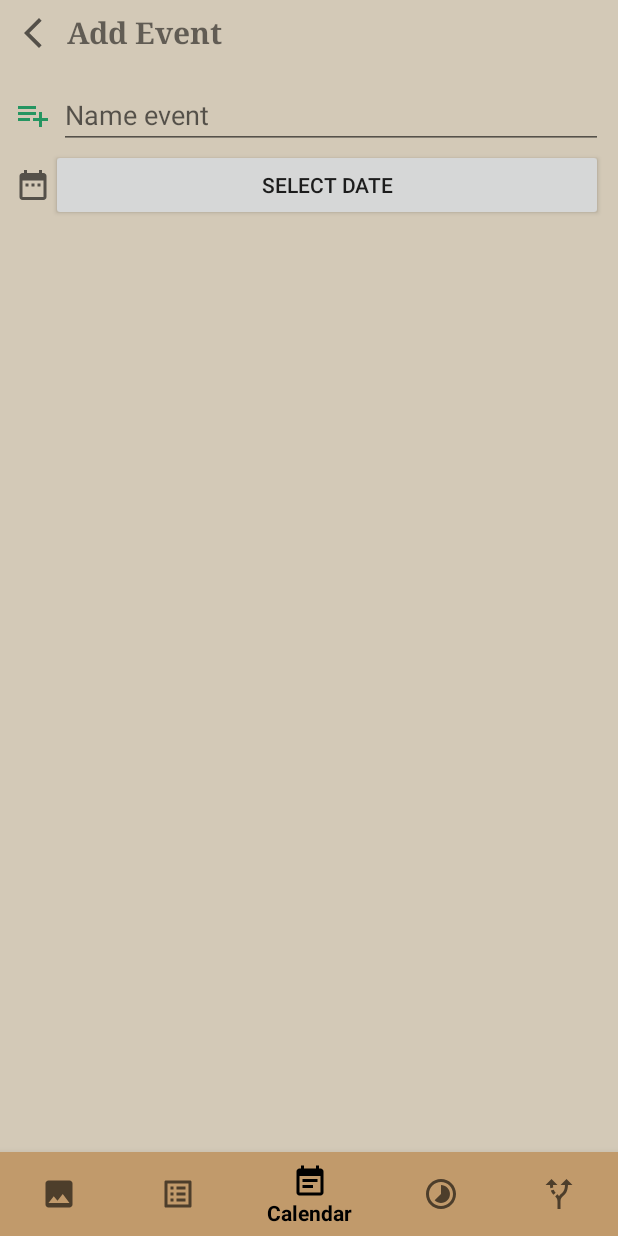
After one commit to YingzeHou/FinalApp, an Android app: the fragment CountdownAddEventFrag placed in its activity, on a phone screen of 412 x 824 dp. The commit adds this screen. Run offline under Robolectric (Android 15) with nearby library versions, the phone set to English and light mode, and no system bars; libraries missing offline, so code that uses them is left out: top.defaults.colorpicker.

Commit message:
In calender:  - CountdownAddEventFrag button

```diff
--- /dev/null
+++ b/app/src/main/java/com/example/finalapp/CountDown/CountdownAddEventFrag.java
@@ -0,0 +1,89 @@
+package com.example.finalapp.CountDown;
+
+import android.graphics.Color;
+import android.os.Bundle;
+
+import android.view.LayoutInflater;
+import android.view.View;
+import android.view.ViewGroup;
+import android.widget.Button;
+import android.widget.ImageButton;
+
+import androidx.fragment.app.Fragment;
+import androidx.fragment.app.FragmentManager;
+import androidx.fragment.app.FragmentTransaction;
+
+import com.example.finalapp.R;
+
+import top.defaults.colorpicker.ColorPickerPopup;
+
+/**
+ * A simple {@link Fragment} subclass.
+ * Use the {@link CountdownAddEventFrag#newInstance} factory method to
+ * create an instance of this fragment.
+ */
+public class CountdownAddEventFrag extends Fragment {
+
+    // TODO: Rename parameter arguments, choose names that match
+    // the fragment initialization parameters, e.g. ARG_ITEM_NUMBER
+    private static final String ARG_PARAM1 = "param1";
+    private static final String ARG_PARAM2 = "param2";
+
+    // TODO: Rename and change types of parameters
+    private String mParam1;
+    private String mParam2;
+
+    private int mDefaultColor;
+    private View myColorPreview;
+
+    public CountdownAddEventFrag() {
+        // Required empty public constructor
+    }
+
+    /**
+     * Use this factory method to create a new instance of
+     * this fragment using the provided parameters.
+     *
+     * @param param1 Parameter 1.
+     * @param param2 Parameter 2.
+     * @return A new instance of fragment CalAddEventFrag.
+     */
+    // TODO: Rename and change types and number of parameters
+    public static CountdownAddEventFrag newInstance(String param1, String param2) {
+        CountdownAddEventFrag fragment = new CountdownAddEventFrag();
+        Bundle args = new Bundle();
+        args.putString(ARG_PARAM1, param1);
+        args.putString(ARG_PARAM2, param2);
+        fragment.setArguments(args);
+        return fragment;
+    }
+
+    @Override
+    public void onCreate(Bundle savedInstanceState) {
+        super.onCreate(savedInstanceState);
+        if (getArguments() != null) {
+            mParam1 = getArguments().getString(ARG_PARAM1);
+            mParam2 = getArguments().getString(ARG_PARAM2);
+        }
+    }
+
+    @Override
+    public View onCreateView(LayoutInflater inflater, ViewGroup container,
+                             Bundle savedInstanceState) {
+        // Inflate the layout for this fragment
+        View view = inflater.inflate(R.layout.fragment_countdown_add_event, container, false);
+        ImageButton goBackBtn = view.findViewById(R.id.goBackBtn);
+        goBackBtn.setOnClickListener(new View.OnClickListener() {
+            @Override
+            public void onClick(View v) {
+                FragmentManager fragmentManager = getParentFragmentManager();
+                FragmentTransaction fragmentTransaction = fragmentManager.beginTransaction();
+                fragmentTransaction.setCustomAnimations(R.anim.nav_default_enter_anim,R.anim.nav_default_exit_anim);
+                Fragment fragment = new CountdownFrag();
+                fragmentTransaction.replace(R.id.nav_fragment,fragment).commit();
+            }
+        });
+
+        return view;
+    }
+}
--- a/app/src/main/java/com/example/finalapp/CountdownFrag.java
+++ b/app/src/main/java/com/example/finalapp/CountDown/CountdownFrag.java
@@ -1,12 +1,20 @@
-package com.example.finalapp;
+package com.example.finalapp.CountDown;
 
+import android.content.Intent;
 import android.os.Bundle;
 
 import androidx.fragment.app.Fragment;
+import androidx.fragment.app.FragmentManager;
+import androidx.fragment.app.FragmentTransaction;
 
+import android.util.Log;
 import android.view.LayoutInflater;
 import android.view.View;
 import android.view.ViewGroup;
+import android.widget.ImageButton;
+
+import com.example.finalapp.Calendar.CalSettingFrag;
+import com.example.finalapp.R;
 
 /**
  * A simple {@link Fragment} subclass.
@@ -19,6 +27,8 @@ public class CountdownFrag extends Fragment {
     // the fragment initialization parameters, e.g. ARG_ITEM_NUMBER
     private static final String ARG_PARAM1 = "param1";
     private static final String ARG_PARAM2 = "param2";
+    ImageButton addEventButton;
+    //public static ArrayList<Note> notes = new ArrayList<>();
 
     // TODO: Rename and change types of parameters
     private String mParam1;
@@ -59,7 +69,22 @@ public class CountdownFrag extends Fragment {
     @Override
     public View onCreateView(LayoutInflater inflater, ViewGroup container,
                              Bundle savedInstanceState) {
-        // Inflate the layout for this fragment
-        return inflater.inflate(R.layout.fragment_countdown, container, false);
+        View view = inflater.inflate(R.layout.fragment_countdown, container, false);
+        addEventButton = view.findViewById(R.id.addEvent);
+
+        addEventButton.setOnClickListener(new View.OnClickListener(){
+            @Override
+            public void onClick(View v) {
+                Log.i("info","Click");
+                FragmentManager fragmentManager = getParentFragmentManager();
+                FragmentTransaction fragmentTransaction = fragmentManager.beginTransaction();
+                fragmentTransaction.setCustomAnimations(R.anim.nav_default_enter_anim,R.anim.nav_default_exit_anim);
+                CountdownAddEventFrag fragment = new CountdownAddEventFrag();
+                fragmentTransaction.replace(R.id.nav_fragment,fragment).commit();
+            }
+        });
+
+        return view;
     }
+
 }
--- a/app/src/main/java/com/example/finalapp/MainActivity.java
+++ b/app/src/main/java/com/example/finalapp/MainActivity.java
@@ -5,15 +5,11 @@ import androidx.appcompat.app.AppCompatActivity;
 import androidx.appcompat.app.AppCompatDelegate;
 import androidx.fragment.app.Fragment;
 
-import android.content.Context;
-import android.content.Intent;
-import android.content.SharedPreferences;
 import android.os.Bundle;
-import android.view.Menu;
-import android.view.MenuInflater;
 import android.view.MenuItem;
 
 import com.example.finalapp.Calendar.CalendarFrag;
+import com.example.finalapp.CountDown.CountdownFrag;
 import com.google.android.material.bottomnavigation.BottomNavigationView;
 import com.google.android.material.navigation.NavigationBarView;
 
--- /dev/null
+++ b/app/src/main/res/drawable/ic_baseline_date_range_24.xml
@@ -0,0 +1,10 @@
+<vector xmlns:android="http://schemas.android.com/apk/res/android"
+    android:width="24dp"
+    android:height="24dp"
+    android:viewportWidth="24"
+    android:viewportHeight="24"
+    android:tint="?attr/colorControlNormal">
+  <path
+      android:fillColor="@android:color/white"
+      android:pathData="M9,11L7,11v2h2v-2zM13,11h-2v2h2v-2zM17,11h-2v2h2v-2zM19,4h-1L18,2h-2v2L8,4L8,2L6,2v2L5,4c-1.11,0 -1.99,0.9 -1.99,2L3,20c0,1.1 0.89,2 2,2h14c1.1,0 2,-0.9 2,-2L21,6c0,-1.1 -0.9,-2 -2,-2zM19,20L5,20L5,9h14v11z"/>
+</vector>
--- a/app/src/main/res/layout/fragment_countdown.xml
+++ b/app/src/main/res/layout/fragment_countdown.xml
@@ -18,7 +18,7 @@
         android:background="#00FFFFFF"
         android:backgroundTint="#00FFFFFF"
         android:src="@drawable/ic_add_circle"
-        android:text="+" />
+        android:onClick="clickFunction" />
 
     <ListView
         android:id="@+id/notesListView"
--- /dev/null
+++ b/app/src/main/res/layout/fragment_countdown_add_event.xml
@@ -0,0 +1,99 @@
+<?xml version="1.0" encoding="utf-8"?>
+<LinearLayout xmlns:android="http://schemas.android.com/apk/res/android"
+    xmlns:tools="http://schemas.android.com/tools"
+    android:layout_width="match_parent"
+    android:layout_height="match_parent"
+    android:orientation="vertical"
+    android:background="@color/whitewood"
+    tools:context=".Calendar.CalAddEventFrag">
+
+    <!-- TODO: Update blank fragment layout -->
+
+    <LinearLayout
+        android:layout_width="wrap_content"
+        android:layout_height="wrap_content"
+        android:orientation="horizontal">
+
+        <ImageButton
+            android:id="@+id/goBackBtn"
+            android:layout_width="wrap_content"
+            android:layout_height="wrap_content"
+            android:src="@drawable/ic_arrow_back"
+            android:layout_margin="10dp"
+            android:background="#00FFFFFF"
+            android:backgroundTint="#00FFFFFF"
+            >
+
+        </ImageButton>
+        <TextView
+            android:layout_width="wrap_content"
+            android:layout_height="wrap_content"
+            android:text="Add Event"
+            android:textSize="20dp"
+            android:textAlignment="center"
+            android:layout_marginTop="8dp"
+            android:textStyle="bold"
+            android:fontFamily="serif">
+
+        </TextView>
+    </LinearLayout>
+    <LinearLayout
+        android:layout_width="match_parent"
+        android:layout_height="wrap_content"
+        android:orientation="vertical"
+        android:layout_marginTop="10dp">
+
+        <LinearLayout
+            android:layout_width="match_parent"
+            android:layout_height="wrap_content"
+            android:orientation="horizontal"
+            android:layout_marginRight="10dp"
+            android:layout_marginLeft="10dp">
+
+            <ImageView
+                android:layout_width="wrap_content"
+                android:layout_height="wrap_content"
+                android:src="@drawable/ic_coursename"
+                android:layout_gravity="center_vertical">
+
+            </ImageView>
+
+            <EditText
+                android:id="@+id/eventName2"
+                android:layout_width="match_parent"
+                android:layout_height="wrap_content"
+                android:layout_marginLeft="@dimen/ic_editText_margin"
+                android:layout_weight="1"
+                android:hint="Name event"
+                android:inputType="text">
+
+            </EditText>
+        </LinearLayout>
+
+        <LinearLayout
+            android:layout_width="match_parent"
+            android:layout_height="wrap_content"
+            android:orientation="horizontal"
+            android:layout_marginRight="10dp"
+            android:layout_marginLeft="10dp">
+
+            <ImageView
+                android:layout_width="wrap_content"
+                android:layout_height="wrap_content"
+                android:src="@drawable/ic_baseline_date_range_24"
+                android:layout_gravity="center_vertical">
+
+            </ImageView>
+
+            <Button
+                android:id="@+id/button"
+                android:layout_width="wrap_content"
+                android:layout_height="wrap_content"
+                android:layout_weight="1"
+                android:text="Select date" />
+
+        </LinearLayout>
+
+    </LinearLayout>
+
+</LinearLayout>
--- a/app/src/main/res/navigation/bottom_nav.xml
+++ b/app/src/main/res/navigation/bottom_nav.xml
@@ -17,7 +17,7 @@
         tools:layout="@layout/fragment_reminder" />
     <fragment
         android:id="@+id/countdown"
-        android:name="com.example.finalapp.CountdownFrag"
+        android:name="com.example.finalapp.CountDown.CountdownFrag"
         android:label="fragment_countdown"
         tools:layout="@layout/fragment_countdown" />
     <fragment
```
